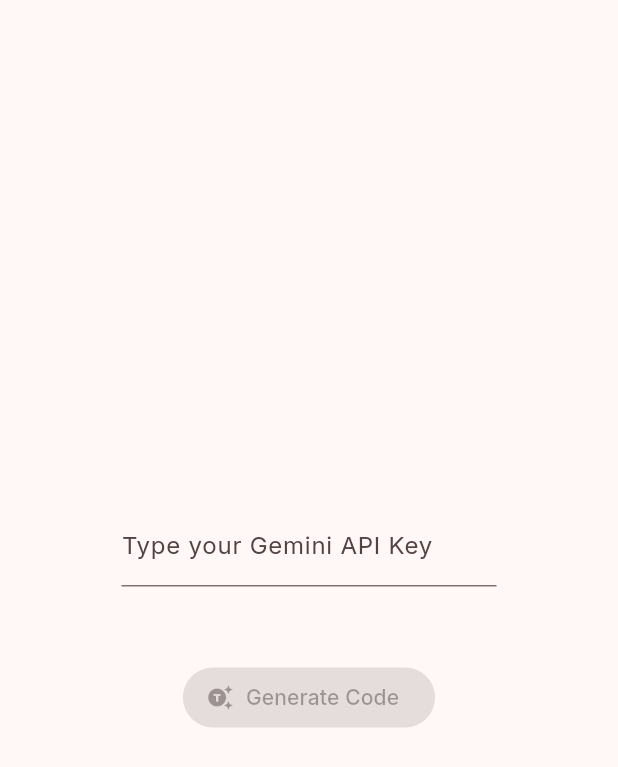
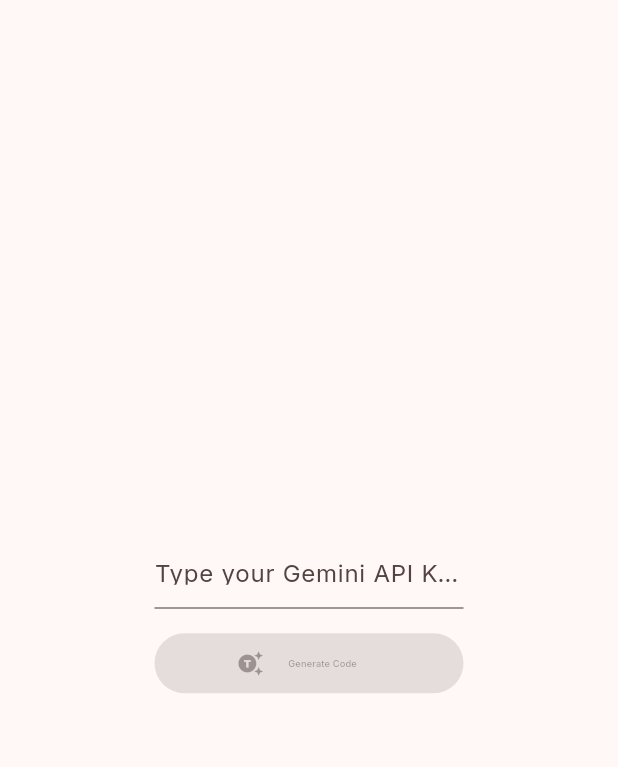
Before and after one commit to tinoper/show_me_the_code, a Flutter app: the SelectApiKeyWidget widget shown alone on an empty page, opened directly, on a phone screen of 412 x 824 dp. Shown: the top 767 px of the screen. Run offline on Flutter 3.47's test engine with Material 3 defaults, Android fonts, the phone set to English and light mode, and no system bars; our stand-ins replace file_picker, flutter_bloc, freezed_annotation, google_fonts, google_generative_ai, stop_watch_timer.

Commit message:
chore: UI adjustments

```diff
--- a/lib/core/constants.dart
+++ b/lib/core/constants.dart
@@ -1,4 +1,5 @@
 class Constants {
+  static const textSizeFactor = 0.015;
   static const title = 'ShowMeTheCode';
   static const geminiModel = 'gemini-pro-vision';
   static const systemPrompt = '''
--- a/lib/home/view/widgets/select_apikey.dart
+++ b/lib/home/view/widgets/select_apikey.dart
@@ -1,3 +1,4 @@
+import 'package:code_my_screen/core/constants.dart';
 import 'package:code_my_screen/home/cubit/home_page_cubit.dart';
 import 'package:flutter/material.dart';
 import 'package:flutter_bloc/flutter_bloc.dart';
@@ -13,31 +14,49 @@
   @override
   Widget build(BuildContext context) {
     final cubit = context.read<HomePageCubit>();
+    final size = MediaQuery.sizeOf(context);
     return Center(
       child: Column(
         mainAxisSize: MainAxisSize.min,
         children: [
           ConstrainedBox(
-            constraints: const BoxConstraints(
-              maxWidth: 250,
+            constraints: BoxConstraints(
+              maxWidth: size.width * 0.5,
             ),
             child: TextFormField(
+              style: TextStyle(
+                color: Theme.of(context).primaryColor,
+                fontSize: size.width * Constants.textSizeFactor,
+              ),
               decoration: const InputDecoration(
                 labelText: 'Type your Gemini API Key',
               ),
               onChanged: cubit.setApiKey,
             ),
           ),
-          const SizedBox(
-            height: 50,
+          SizedBox(
+            height: size.width * 0.03,
           ),
           BlocBuilder<HomePageCubit, HomePageState>(
             builder: (context, state) {
-              return FilledButton.icon(
-                onPressed:
-                    state.geminiApiKey != null ? cubit.generateCode : null,
-                icon: const Icon(Icons.generating_tokens),
-                label: const Text('Generate Code'),
+              return SizedBox(
+                width: size.width * 0.5,
+                child: FilledButton.icon(
+                  onPressed:
+                      state.geminiApiKey != null ? cubit.generateCode : null,
+                  icon: const Icon(
+                    Icons.generating_tokens,
+                  ),
+                  label: Padding(
+                    padding: const EdgeInsets.all(8.0),
+                    child: Text(
+                      'Generate Code',
+                      style: TextStyle(
+                        fontSize: size.width * Constants.textSizeFactor,
+                      ),
+                    ),
+                  ),
+                ),
               );
             },
           ),
--- a/lib/view/app.dart
+++ b/lib/view/app.dart
@@ -12,12 +12,6 @@
       debugShowCheckedModeBanner: false,
       title: Constants.title,
       theme: appTheme(),
-      // theme: ThemeData(
-      //   colorScheme: ColorScheme.fromSeed(
-      //     seedColor: Colors.red.shade900,
-      //   ),
-      //   useMaterial3: true,
-      // ),
       home: const HomePage(),
     );
   }
```
Also changed, not shown: lib/home/view/widgets/generating_code.dart (+6 -9 lines), lib/home/view/widgets/select_screenshot.dart (+22 -4 lines), lib/home/view/widgets/show_generated_code.dart (+50 -66 lines).
